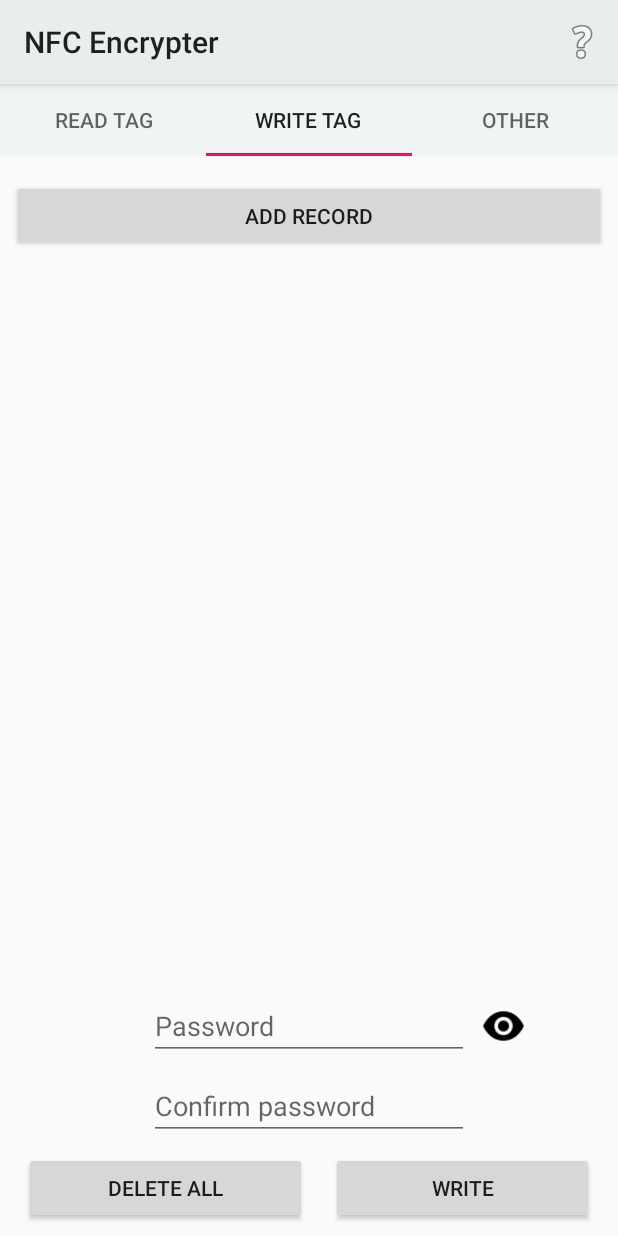
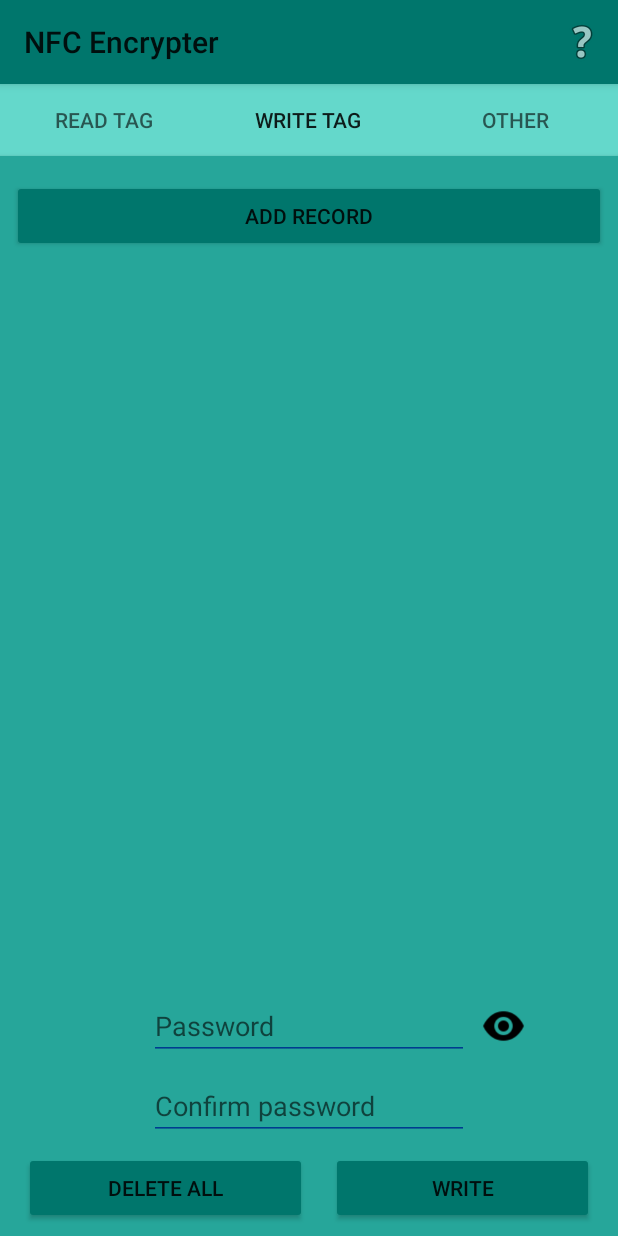
Before and after one commit to mcpecommander/NfcEncrypter, an Android app: the ReaderFragment screen opened directly, with no data from a screen before it, tab 2 chosen, on a phone screen of 412 x 824 dp. Run offline under Robolectric (Android 15) with nearby library versions, the phone set to English and light mode, and no system bars; libraries missing offline, so code that uses them is left out: com.scottyab.aescrypt; 4 statements that could not run were skipped.

Commit message:
Complete color redesign.

```diff
--- a/app/src/main/java/com/nfcencrypter/Fragments/CopyFragment.java
+++ b/app/src/main/java/com/nfcencrypter/Fragments/CopyFragment.java
@@ -51,14 +51,14 @@ public class CopyFragment extends Fragment {
     public void onViewCreated(@NonNull View view, @Nullable Bundle savedInstanceState) {
         super.onViewCreated(view, savedInstanceState);
 
-        erase_alert = new AlertDialog.Builder(view.getContext()).setTitle("Erasing...").setMessage("Place an Ndef-supporting tag to erase").create();
-        copy_alert = new AlertDialog.Builder(view.getContext()).setTitle("Copying...").setMessage("Place an encrypted tag to copy its content.").create();
-        remove_password_alert = new AlertDialog.Builder(view.getContext()).setTitle("Removing...").setMessage("Place an encrypted tag to remove its password.").create();
-        paste_alert = new AlertDialog.Builder(view.getContext()).setTitle("Pasting").setMessage("Place a tag to paste the data to").create();
-        erase_confirmation = new AlertDialog.Builder(view.getContext()).setTitle("Are you sure?")
+        erase_alert = new AlertDialog.Builder(view.getContext(), R.style.CustomAlertDialog).setTitle("Erasing...").setMessage("Place an Ndef-supporting tag to erase").create();
+        copy_alert = new AlertDialog.Builder(view.getContext(), R.style.CustomAlertDialog).setTitle("Copying...").setMessage("Place an encrypted tag to copy its content.").create();
+        remove_password_alert = new AlertDialog.Builder(view.getContext(), R.style.CustomAlertDialog).setTitle("Removing...").setMessage("Place an encrypted tag to remove its password.").create();
+        paste_alert = new AlertDialog.Builder(view.getContext(), R.style.CustomAlertDialog).setTitle("Pasting").setMessage("Place a tag to paste the data to").create();
+        erase_confirmation = new AlertDialog.Builder(view.getContext(), R.style.CustomAlertDialog).setTitle("Are you sure?")
                 .setIcon(android.R.drawable.ic_dialog_alert).setMessage("This action cannot be undone.")
                 .setPositiveButton("Delete", (dialog, which) -> erase_alert.show()).setNegativeButton("Cancel", null).create();
-        erase_success = new AlertDialog.Builder(view.getContext()).setTitle("Erasure is done")
+        erase_success = new AlertDialog.Builder(view.getContext(), R.style.CustomAlertDialog).setTitle("Erasure is done")
                 .setMessage("The tag was successfully deleted").setPositiveButton("Ok", null).create();
 
         Button erase = view.findViewById(R.id.erase_tag);
--- a/app/src/main/java/com/nfcencrypter/Fragments/ReaderFragment.java
+++ b/app/src/main/java/com/nfcencrypter/Fragments/ReaderFragment.java
@@ -108,7 +108,7 @@ public class ReaderFragment extends Fragment {
                 @SuppressLint("InflateParams")
                 LinearLayout rootPrompt = (LinearLayout) getLayoutInflater().inflate(R.layout.password_prompt, null);
                 EditText password = rootPrompt.findViewById(R.id.password_prompt);
-                new AlertDialog.Builder(activity).setView(rootPrompt).setPositiveButton("Decrypt", (dialog, button) ->{
+                new AlertDialog.Builder(activity, R.style.CustomAlertDialog).setView(rootPrompt).setPositiveButton("Decrypt", (dialog, button) ->{
                     if(!password.getText().toString().isEmpty()){
                         for(NdefRecord encrypted : encryptedRecords){
                             byte[] iv = new byte[16];
--- a/app/src/main/java/com/nfcencrypter/Fragments/WriterFragment.java
+++ b/app/src/main/java/com/nfcencrypter/Fragments/WriterFragment.java
@@ -2,7 +2,6 @@ package com.nfcencrypter.Fragments;
 
 import android.annotation.SuppressLint;
 import android.app.AlertDialog;
-import android.content.Context;
 import android.content.Intent;
 import android.nfc.FormatException;
 import android.nfc.NdefMessage;
@@ -17,7 +16,6 @@ import android.view.MenuInflater;
 import android.view.MenuItem;
 import android.view.View;
 import android.view.ViewGroup;
-import android.view.inputmethod.InputMethodManager;
 import android.widget.Button;
 import android.widget.EditText;
 import android.widget.LinearLayout;
@@ -49,14 +47,13 @@ import javax.crypto.spec.SecretKeySpec;
 
 public class WriterFragment extends Fragment {
 
-    private AlertDialog readIndicator;
+    private AlertDialog readIndicator, recordAddAlert;
     private MainActivity activity;
     private TagRegistryAdapter adapter;
     private NdefRecord[] ndefRecords;
     static View.OnClickListener add_record_listener;
-    private AlertDialog recordAddAlert;
     private ActionMode.Callback actionModeCallback;
-    SelectionTracker<Long> selectionTracker;
+    private SelectionTracker<Long> selectionTracker;
     private ActionMode actionMode;
     private MenuItem selectAll, edit;
     public ViewPager.OnPageChangeListener pageChangeListener;
@@ -65,8 +62,7 @@ public class WriterFragment extends Fragment {
     @Override
     public View onCreateView(@NonNull LayoutInflater inflater, ViewGroup container,
                              Bundle savedInstanceState) {
-        activity = (MainActivity) getActivity();
-
+        activity = (MainActivity) requireActivity();
         return inflater.inflate(
                 R.layout.writer_fragment, container, false);
     }
@@ -74,8 +70,9 @@ public class WriterFragment extends Fragment {
     @Override
     public void onViewCreated(@NonNull View view, @Nullable Bundle savedInstanceState) {
         super.onViewCreated(view, savedInstanceState);
-        readIndicator = new AlertDialog.Builder(activity).setTitle("Writing...").setMessage("Place an Ndef-supporting tag near the device").create();
+        readIndicator = new AlertDialog.Builder(activity, R.style.CustomAlertDialog).setTitle("Writing...").setMessage("Place an Ndef-supporting tag near the device").create();
 
+        //Check if the tab is changed to another tab and cancel action mode.
         pageChangeListener = new ViewPager.OnPageChangeListener(){
 
             @Override
@@ -96,26 +93,32 @@ public class WriterFragment extends Fragment {
             }
         };
 
+        //Add the recycler view adapter and manager
         RecyclerView nfcInput = ((ConstraintLayout)view).findViewById(R.id.records_viewer);
         adapter = new TagRegistryAdapter(new ArrayList<>());
-
         LinearLayoutManager manager = new LinearLayoutManager(view.getContext());
-
         nfcInput.setAdapter(adapter);
         nfcInput.setLayoutManager(manager);
 
-
-
+        //Add a selection tracker to handle selections.
         selectionTracker = new SelectionTracker.Builder<>("record_selector", nfcInput,
-                new TagRegistryAdapter.CustomItemKeyProvider(), new TagRegistryAdapter.MyDetailsLookup(nfcInput),
-                StorageStrategy.createLongStorage()).withSelectionPredicate(new SelectionTracker.SelectionPredicate<Long>() {
+                //Custom stable id provider since google's is broken.
+                new TagRegistryAdapter.CustomItemKeyProvider(),
+                //Custom detail lookup.
+                new TagRegistryAdapter.MyDetailsLookup(nfcInput),
+                //Long storage since it is the easiest.
+                StorageStrategy.createLongStorage())
+                //Selection predicate to exclude the add button from the selection.
+                .withSelectionPredicate(new SelectionTracker.SelectionPredicate<Long>() {
             @Override
             public boolean canSetStateForKey(@NonNull Long key, boolean nextState) {
+                //Key == position so do not select the last item (the add button).
                 return key != adapter.records.size();
             }
 
             @Override
             public boolean canSetStateAtPosition(int position, boolean nextState) {
+                //The predicate should work well enough with just the first method but it seems to be broken so I check both the key and the position.
                 return position != adapter.records.size();
             }
 
@@ -125,15 +128,14 @@ public class WriterFragment extends Fragment {
             }
         }).build();
 
-
-
+        //A custom add record alert dialog that accepts text input.
         @SuppressLint("InflateParams")
+        //Inflate the edit text view wrapped inside a linear layout for ease of design.
         LinearLayout input = (LinearLayout) LayoutInflater.from(view.getContext()).inflate(R.layout.input_record, null);
         EditText record = input.findViewById(R.id.input_record);
-
-
-        recordAddAlert = new AlertDialog.Builder(view.getContext()).setView(input)
+        recordAddAlert = new AlertDialog.Builder(view.getContext(), R.style.CustomAlertDialog).setView(input)
                 .setPositiveButton("Ok", (dialog, button) -> {
+            //Check if add record or editing record.
             if (!record.getText().toString().isEmpty() && !selectionTracker.hasSelection()) {
                 adapter.records.add(record.getText().toString());
                 adapter.notifyDataSetChanged();
@@ -145,8 +147,10 @@ public class WriterFragment extends Fragment {
                 selectionTracker.clearSelection();
             }
         }).setNegativeButton("Cancel", null)
+                //When adding or canceling or dismissing the alert dialog, the edit text view will be emptied.
                 .setOnDismissListener(dialog -> record.getText().clear()).create();
 
+        //Add record button should only be pressable when nothing is selected.
         add_record_listener = v -> {
             if(!selectionTracker.hasSelection()) {
                 recordAddAlert.show();
@@ -155,52 +159,52 @@ public class WriterFragment extends Fragment {
             }
         };
 
+        //Check for selection saved in after pausing.
         if (savedInstanceState != null) {
             selectionTracker.onRestoreInstanceState(savedInstanceState);
         }
 
+        //Selection listener for each selection or deselection.
         selectionTracker.addObserver(new SelectionTracker.SelectionObserver<Long>() {
             @Override
             public void onItemStateChanged(@NonNull Long key, boolean selected) {
-            if(selected){
-                if(selectionTracker.getSelection().size() == 1){
-                    if (actionMode != null ) {
-                        return;
+            if(selected) {
+                //if first selection and action mode has been started yet so start action mode.
+                if (selectionTracker.getSelection().size() == 1) {
+                    if (actionMode != null) {
+                        //if action mode has already been started, then make sure that edit item is visible since only one record is selected.
+                        edit.setVisible(true);
+                    } else {
+                        // Start the CAB using the ActionMode.Callback defined below
+                        actionMode = activity.startSupportActionMode(actionModeCallback);
                     }
+                } else {
+                    //Set edit item to invisible when more than one records are selected.
+                    edit.setVisible(false);
+                }
 
-                    // Start the CAB using the ActionMode.Callback defined below
-                    if (activity != null) {
-                        actionMode = activity.startSupportActionMode(actionModeCallback);
-
-                    }
-                }
-                if (selectionTracker.getSelection().size() != 1){
-                    edit.setVisible(false);
-                }else{
-                    edit.setVisible(true);
-                }
-                if(selectionTracker.getSelection().size() == adapter.records.size()){
-                    if(actionMode != null && selectAll != null){
+                if (actionMode != null && selectAll != null) {
+                    //if every record are selected then change select all icon to deselect all instead.
+                    if (selectionTracker.getSelection().size() == adapter.records.size()) {
                         selectAll.setChecked(true);
                         selectAll.setIcon(R.drawable.deselect_all);
-                    }
-                }else{
-                    if(actionMode != null && selectAll != null){
-                        if(selectAll.isChecked()){
-                            selectAll.setChecked(false);
-                            selectAll.setIcon(R.drawable.select_all);
-                        }
+                    } else {
+                        selectAll.setChecked(false);
+                        selectAll.setIcon(R.drawable.select_all);
                     }
                 }
             }else{
                 if(actionMode != null){
+                    //if deselect the last record then finish action mode
                     if(selectionTracker.getSelection().isEmpty()){
                         actionMode.finish();
                     }else{
-                        if(selectionTracker.getSelection().size() != adapter.records.size() && selectAll.isChecked()){
+                        //Set select all back to select all when deselecting a record.
+                        if(selectionTracker.getSelection().size() != adapter.records.size()){
                             selectAll.setChecked(false);
                             selectAll.setIcon(R.drawable.select_all);
                         }
+                        //Set edit menu item visibility depending on the number of records selected.
                         if (selectionTracker.getSelection().size() != 1){
                             edit.setVisible(false);
                         }else{
@@ -209,6 +213,7 @@ public class WriterFragment extends Fragment {
                     }
                 }
             }
+            //Add selection tint.
             ConstraintLayout recordView = (ConstraintLayout) manager.findViewByPosition(Math.toIntExact(key));
             if(recordView != null) {
                 if (selected) {
@@ -220,11 +225,11 @@ public class WriterFragment extends Fragment {
             }
         });
 
+        //Action mode callback.
         actionModeCallback = new ActionMode.Callback() {
-
-
             @Override
             public boolean onCreateActionMode(ActionMode mode, Menu menu) {
+                //Create action mode menu and set some fields.
                 MenuInflater inflater = mode.getMenuInflater();
                 inflater.inflate(R.menu.action_menu, menu);
                 selectAll = menu.findItem(R.id.select_all);
--- a/app/src/main/res/drawable/simple_circle.xml
+++ b/app/src/main/res/drawable/simple_circle.xml
@@ -6,8 +6,4 @@
     android:useLevel="false"
     android:tint="@android:color/primary_text_light"
     >
-
-
-
-
 </shape>
--- a/app/src/main/res/layout/activity_help.xml
+++ b/app/src/main/res/layout/activity_help.xml
@@ -4,13 +4,14 @@
     xmlns:tools="http://schemas.android.com/tools"
     android:layout_width="match_parent"
     android:layout_height="match_parent"
+    android:background="@color/colorPrimary"
     tools:context=".HelpActivity">
 
     <androidx.appcompat.widget.Toolbar
         android:id="@+id/help_toolbar"
         android:layout_width="match_parent"
         android:layout_height="56dp"
-        android:background="#E8EEED"
+        android:background="@color/colorPrimaryDark"
         android:elevation="4dp"
         android:minHeight="?attr/actionBarSize"
         android:theme="@style/ThemeOverlay.AppCompat.ActionBar"
--- a/app/src/main/res/layout/activity_main.xml
+++ b/app/src/main/res/layout/activity_main.xml
@@ -14,7 +14,7 @@
         style="@style/Widget.AppCompat.Toolbar"
         android:layout_width="match_parent"
         android:layout_height="56dp"
-        android:background="#E8EEED"
+        android:background="@color/colorPrimaryDark"
         android:elevation="4dp"
         android:minHeight="?attr/actionBarSize"
         android:theme="@style/ThemeOverlay.AppCompat.ActionBar"
@@ -27,6 +27,7 @@
         android:id="@+id/mainPager"
         android:layout_width="match_parent"
         android:layout_height="0dp"
+        android:background="@color/colorPrimary"
         app:layout_constraintBottom_toBottomOf="parent"
         app:layout_constraintEnd_toEndOf="parent"
         app:layout_constraintHorizontal_bias="0.0"
@@ -38,7 +39,9 @@
             android:id="@+id/tab_layout"
             android:layout_width="match_parent"
             android:layout_height="wrap_content"
-            android:background="#EFF5F4" />
+            android:background="@color/colorPrimaryLight"
+            app:tabIndicator="@color/colorSecondary"
+            app:tabIndicatorColor="@color/colorSecondaryDark" />
 
     </androidx.viewpager.widget.ViewPager>
 </androidx.constraintlayout.widget.ConstraintLayout>
--- a/app/src/main/res/layout/copy_fragment.xml
+++ b/app/src/main/res/layout/copy_fragment.xml
@@ -4,6 +4,9 @@
     xmlns:tools="http://schemas.android.com/tools"
     android:layout_width="match_parent"
     android:layout_height="match_parent"
+    android:layout_margin="4dp"
+    android:background="@color/colorPrimary"
+    android:elevation="2dp"
     android:orientation="vertical"
     tools:context=".Fragments.CopyFragment">
 
@@ -12,6 +15,7 @@
         android:layout_width="match_parent"
         android:layout_height="0dp"
         android:layout_weight="1"
+        android:backgroundTint="@color/colorPrimaryDark"
         android:contentDescription="Copy Tag"
         android:drawableTop="@drawable/copy_icon"
         android:elevation="2dp"
@@ -25,6 +29,7 @@
         android:layout_width="match_parent"
         android:layout_height="0dp"
         android:layout_weight="1"
+        android:backgroundTint="@color/colorPrimaryDark"
         android:contentDescription="Remove Password"
         android:drawableTop="@drawable/unlock_icon"
         android:elevation="2dp"
@@ -38,6 +43,7 @@
         android:layout_width="match_parent"
         android:layout_height="0dp"
         android:layout_weight="1"
+        android:backgroundTint="@color/colorPrimaryDark"
         android:contentDescription="Erase Tag"
         android:drawableTop="@drawable/delete_icon"
         android:elevation="2dp"
--- a/app/src/main/res/layout/custom_record.xml
+++ b/app/src/main/res/layout/custom_record.xml
@@ -11,7 +11,7 @@
         android:background="@drawable/simple_border"
         android:fontFamily="sans-serif-medium"
         android:padding="16dp"
-        android:textColor="@android:color/primary_text_light"
+        android:textColor="@color/colorText"
         android:textSize="16sp"
         app:layout_constraintEnd_toEndOf="parent"
         app:layout_constraintStart_toStartOf="parent"
@@ -24,8 +24,11 @@
         android:layout_marginStart="8dp"
         android:layout_marginTop="8dp"
         android:layout_marginEnd="8dp"
+        android:backgroundTint="@color/colorPrimaryDark"
+        android:elevation="2dp"
         android:fontFamily="sans-serif-medium"
         android:text="Add Record"
+        android:translationZ="2dp"
         android:visibility="gone"
         app:layout_constraintEnd_toEndOf="parent"
         app:layout_constraintStart_toStartOf="parent"
--- a/app/src/main/res/layout/record.xml
+++ b/app/src/main/res/layout/record.xml
@@ -3,8 +3,11 @@
     android:id="@+id/record"
     android:layout_width="match_parent"
     android:layout_height="wrap_content"
-    android:background="#E6E6E6"
+    android:background="@drawable/rounded_edge"
+    android:backgroundTint="@color/colorPrimary"
+    android:backgroundTintMode="multiply"
     android:padding="16dp"
+    android:textColor="@color/colorText"
     android:textSize="20sp">
 
 </TextView>
--- a/app/src/main/res/layout/writer_fragment.xml
+++ b/app/src/main/res/layout/writer_fragment.xml
@@ -1,10 +1,13 @@
 <?xml version="1.0" encoding="utf-8"?>
-<androidx.constraintlayout.widget.ConstraintLayout
-    xmlns:android="http://schemas.android.com/apk/res/android"
+<androidx.constraintlayout.widget.ConstraintLayout xmlns:android="http://schemas.android.com/apk/res/android"
     xmlns:app="http://schemas.android.com/apk/res-auto"
     xmlns:tools="http://schemas.android.com/tools"
     android:layout_width="match_parent"
-    android:layout_height="match_parent">
+    android:layout_height="match_parent"
+    android:layout_margin="4dp"
+    android:background="@color/colorPrimary"
+    android:backgroundTintMode="multiply"
+    android:elevation="2dp">
 
     <androidx.recyclerview.widget.RecyclerView
         android:id="@+id/records_viewer"
@@ -22,9 +25,11 @@
         android:layout_width="wrap_content"
         android:layout_height="wrap_content"
         android:layout_marginBottom="8dp"
+        android:backgroundTint="@color/colorSecondaryDark"
         android:ems="10"
         android:hint="Confirm password"
         android:inputType="textPassword"
+        android:textColor="@color/colorText"
         app:layout_constraintBottom_toTopOf="@+id/linearLayout"
         app:layout_constraintEnd_toEndOf="parent"
         app:layout_constraintStart_toStartOf="parent" />
@@ -34,9 +39,11 @@
         android:layout_width="wrap_content"
         android:layout_height="wrap_content"
         android:layout_marginBottom="8dp"
+        android:backgroundTint="@color/colorSecondaryDark"
         android:ems="10"
         android:hint="Password"
         android:inputType="textPassword"
+        android:textColor="@color/colorText"
         app:layout_constraintBottom_toTopOf="@+id/password_confirmation"
         app:layout_constraintEnd_toEndOf="parent"
         app:layout_constraintStart_toStartOf="parent" />
@@ -75,6 +82,7 @@
             android:layout_marginStart="8dp"
             android:layout_marginEnd="8dp"
             android:layout_weight="1"
+            android:backgroundTint="@color/colorPrimaryDark"
             android:text="Delete All" />
 
         <Button
@@ -84,6 +92,7 @@
             android:layout_marginStart="8dp"
             android:layout_marginEnd="8dp"
             android:layout_weight="1"
+            android:backgroundTint="@color/colorPrimaryDark"
             android:text="Write" />
 
     </LinearLayout>
--- a/app/src/main/res/values/colors.xml
+++ b/app/src/main/res/values/colors.xml
@@ -1,7 +1,12 @@
 <?xml version="1.0" encoding="utf-8"?>
 <resources>
-    <color name="colorPrimary">#008577</color>
-    <color name="colorPrimaryDark">#00574B</color>
-    <color name="colorAccent">#D81B60</color>
+    <color name="colorPrimary">#26a69a</color>
+    <color name="colorPrimaryDark">#00766c</color>
+    <color name="colorPrimaryLight">#64d8cb</color>
+    <color name="colorSecondary">#2196f3</color>
+    <color name="colorSecondaryDark">#003c8f</color>
+    <color name="colorSecondaryLight">#6ec6ff</color>
+    <color name="colorAccent">#0069c0</color>
     <color name="colorDarkGray">#808080</color>
+    <color name="colorText">#000000</color>
 </resources>
--- a/app/src/main/res/values/styles.xml
+++ b/app/src/main/res/values/styles.xml
@@ -12,6 +12,11 @@
         <item name="windowActionModeOverlay">true</item>
 
         <item name="actionModeBackground">@color/colorDarkGray</item>
+        <item name="android:navigationBarColor">@color/colorPrimaryDark</item>
+    </style>
+
+    <style name="CustomAlertDialog" parent="Theme.AppCompat.Dialog.Alert">
+        <item name="android:background">@color/colorSecondary</item>
     </style>
 
 
```
Also changed, not shown: app/src/main/res/drawable/rounded_edge.xml (added, +7 -0 lines), app/src/main/res/layout/input_record.xml (+6 -3 lines), app/src/main/res/layout/password_prompt.xml (+5 -2 lines), app/src/main/res/drawable-v24/deselect_all.png (added).
